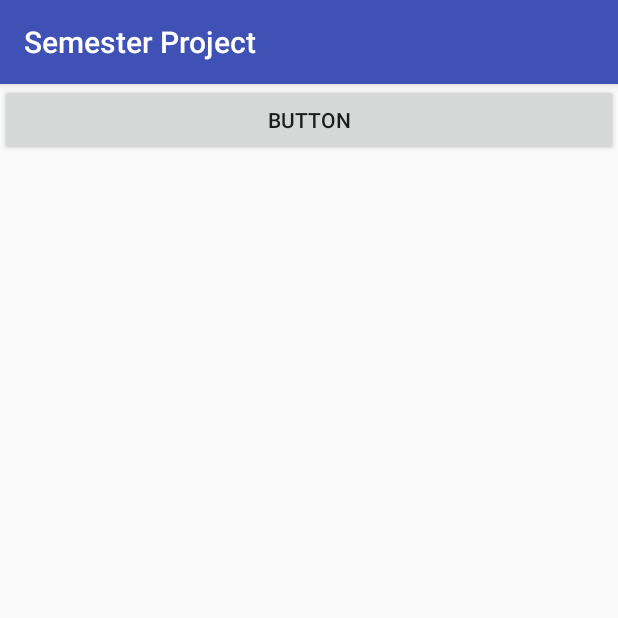
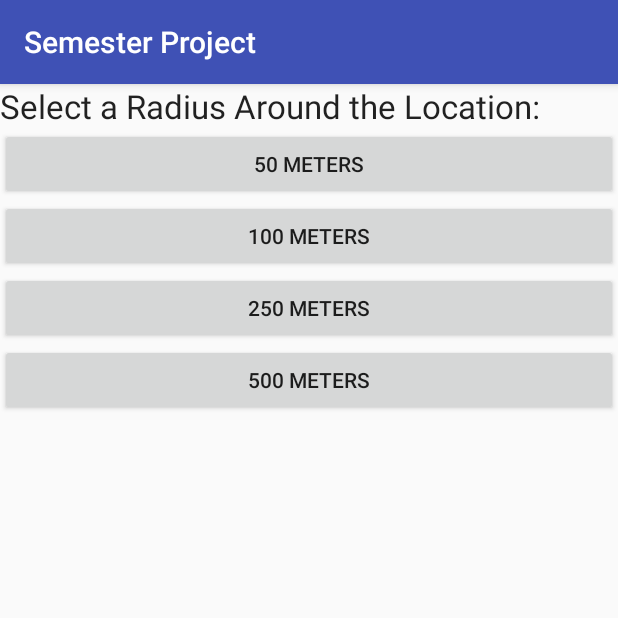
Before and after one commit to john-mcdonald-umd/SemesterProject, an Android app: the GeofenceActivity screen opened directly, with no data from a screen before it, on a phone screen of 412 x 824 dp, the top half of it. Run offline under Robolectric (Android 15) with nearby library versions, the phone set to English and light mode, and no system bars; 2 statements that could not run were skipped.

Commit message:
Added more buttons for the radius of the geofences

```diff
--- a/app/src/main/java/edu/umd/cs/semesterproject/model/Action.java
+++ b/app/src/main/java/edu/umd/cs/semesterproject/model/Action.java
@@ -49,6 +49,6 @@ public abstract class Action implements Serializable {
     }
 
     public enum Type{
-        VOLUME, WIFI, BLUETOOTH;
+        VOLUME, WIFI, BLUETOOTH, REMINDER;
     }
 }
--- a/app/src/main/res/layout/activity_geofence.xml
+++ b/app/src/main/res/layout/activity_geofence.xml
@@ -3,10 +3,43 @@
     android:orientation="vertical" android:layout_width="match_parent"
     android:layout_height="match_parent">
 
-    <Button
-        android:id="@+id/geofence_button"
+    <TextView
+        android:id="@+id/textView"
         android:layout_width="match_parent"
         android:layout_height="wrap_content"
-        android:text="Button"
-        android:onClick="addGeofencesButtonHandler"/>
+        android:text="@string/select_radius_label"
+        android:textAppearance="@style/TextAppearance.AppCompat.Body1"
+        android:textSize="22sp" />
+
+
+
+    <Button
+        android:id="@+id/geofence_button3"
+        android:layout_width="match_parent"
+        android:layout_height="wrap_content"
+        android:onClick="addGeofencesButtonHandler"
+        android:text="@string/meter_label_50" />
+
+    <Button
+        android:id="@+id/geofence_button2"
+        android:layout_width="match_parent"
+        android:layout_height="wrap_content"
+        android:onClick="addGeofencesButtonHandler"
+        android:text="@string/meter_label_100" />
+
+    <Button
+        android:id="@+id/geofence_button1"
+        android:layout_width="match_parent"
+        android:layout_height="wrap_content"
+        android:onClick="addGeofencesButtonHandler"
+        android:text="@string/meter_label_250" />
+
+    <Button
+        android:id="@+id/geofence_button4"
+        android:layout_width="match_parent"
+        android:layout_height="wrap_content"
+        android:onClick="addGeofencesButtonHandler"
+        android:text="@string/meter_label_500" />
+
+
 </LinearLayout>
--- a/app/src/main/res/values/strings.xml
+++ b/app/src/main/res/values/strings.xml
@@ -56,4 +56,11 @@
     <string name="add_location_button">Add Location</string>
 
     <string name="display_location_label">Selected Location: </string>
+
+    <string name="select_radius_label">Select a Radius Around the Location: </string>
+
+    <string name="meter_label_100">100 Meters</string>
+    <string name="meter_label_50">50 Meters</string>
+    <string name="meter_label_250">250 Meters</string>
+    <string name="meter_label_500">500 Meters</string>
 </resources>
```
